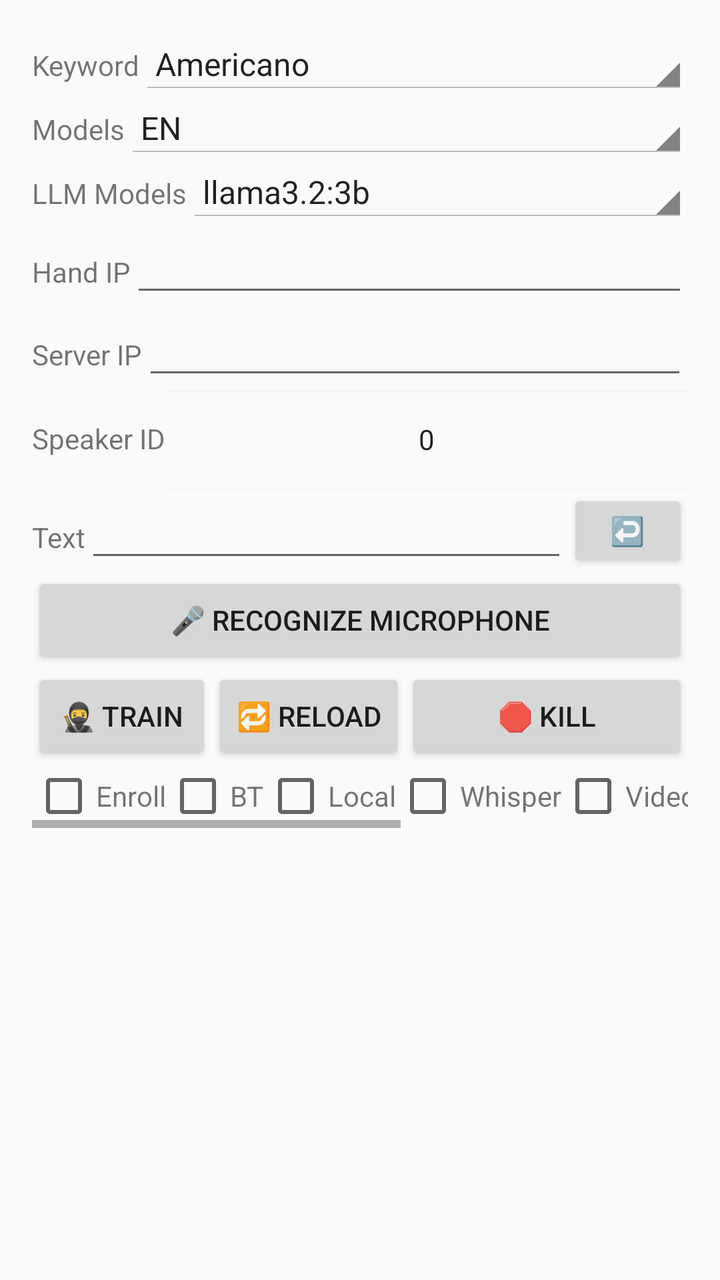
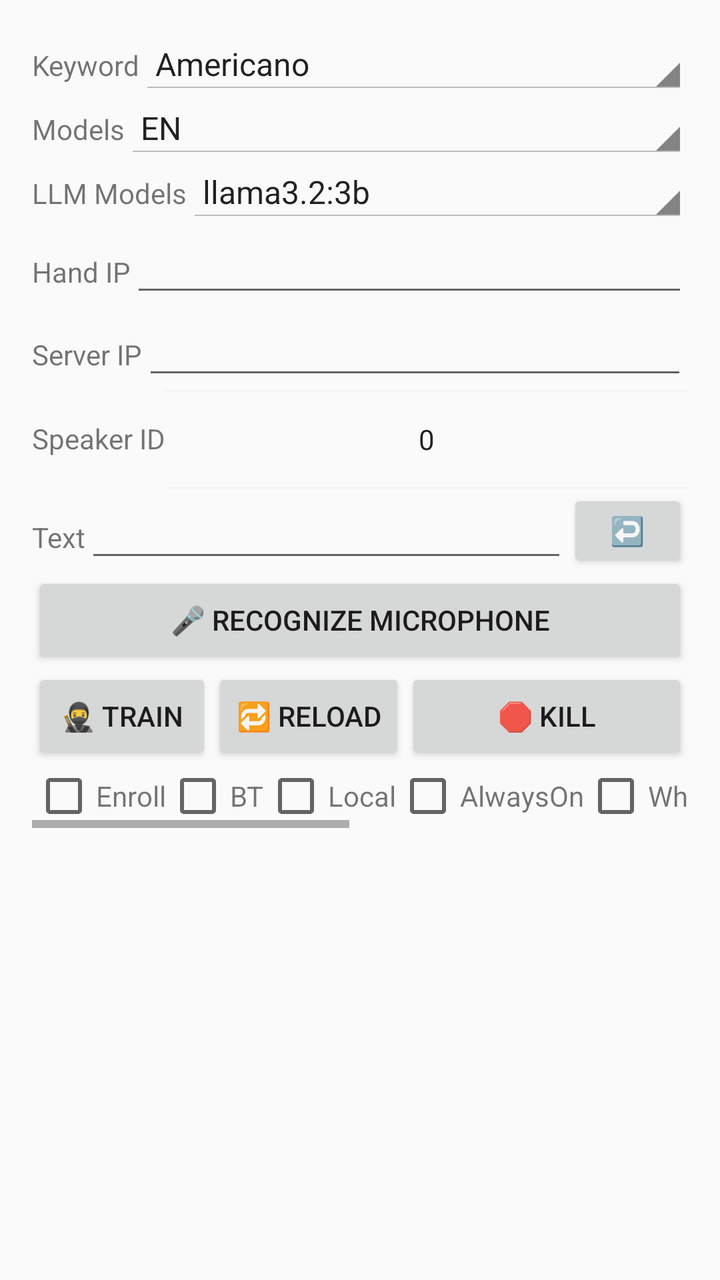

Two renders of the same Android screen: before a commit and after it. Below are the layout's source before the change and the commit's diff.
<!-- AndroidManifest.xml: activity theme Theme.AppCompat.DayNight -->
<!-- res/layout/main.xml -->
<?xml version="1.0" encoding="utf-8"?>
<ScrollView  xmlns:android="http://schemas.android.com/apk/res/android"
    android:layout_width="fill_parent"
    android:layout_height="fill_parent">
<LinearLayout
    android:id="@+id/layout"
    android:layout_width="fill_parent"
    android:layout_height="fill_parent"
    android:orientation="vertical"
    android:padding="16dp">


    <LinearLayout
        android:id="@+id/spinner1"
        android:layout_width="match_parent"
        android:layout_height="wrap_content"
        android:orientation="horizontal">
    <TextView
        android:id="@+id/keyword_spinner_label"
        android:layout_width="wrap_content"
        android:layout_height="wrap_content"
        android:layout_alignBottom="@+id/keyword_spinner"
        android:layout_alignStart="@+id/keyword_spinner"
        android:layout_alignLeft="@+id/keyword_spinner"
        android:text="@string/keyword_label" />
    <Spinner
        android:id="@+id/keyword_spinner"
        android:layout_width="match_parent"
        android:layout_height="wrap_content"
        android:layout_alignParentStart="true"
        android:layout_alignParentLeft="true"
        android:layout_alignParentTop="true"
        android:spinnerMode="dialog"
        style="@android:style/Widget.Holo.Light.Spinner"
        android:entries="@array/keywords" />
    </LinearLayout>
    <LinearLayout
        android:id="@+id/spinner2"
        android:layout_width="match_parent"
        android:layout_height="wrap_content"
        android:orientation="horizontal">
    <TextView
        android:id="@+id/model_spinner_label"
        android:layout_width="wrap_content"
        android:layout_height="wrap_content"
        android:layout_alignBottom="@+id/model_spinner"
        android:layout_alignStart="@+id/model_spinner"
        android:layout_alignLeft="@+id/model_spinner"
        android:text="@string/model_label" />
    <Spinner
        android:id="@+id/model_spinner"
        android:layout_width="match_parent"
        android:layout_height="wrap_content"
        android:layout_alignParentStart="true"
        android:layout_alignParentLeft="true"
        android:layout_alignParentTop="true"
        android:spinnerMode="dialog"
        style="@android:style/Widget.Holo.Light.Spinner"
        android:entries="@array/models" />
    </LinearLayout>
    <LinearLayout
        android:id="@+id/spinner3"
        android:layout_width="match_parent"
        android:layout_height="wrap_content"
        android:orientation="horizontal">
        <TextView
            android:id="@+id/llm_model_spinner_label"
            android:layout_width="wrap_content"
            android:layout_height="wrap_content"
            android:layout_alignBottom="@+id/llm_model_spinner"
            android:layout_alignStart="@+id/llm_model_spinner"
            android:layout_alignLeft="@+id/llm_model_spinner"
            android:text="@string/llm_model_label" />
        <Spinner
            android:id="@+id/llm_model_spinner"
            android:layout_width="match_parent"
            android:layout_height="wrap_content"
            android:layout_alignParentStart="true"
            android:layout_alignParentLeft="true"
            android:layout_alignParentTop="true"
            android:spinnerMode="dialog"
            style="@android:style/Widget.Holo.Light.Spinner"
            android:entries="@array/llm_models" />
    </LinearLayout>
    <LinearLayout
        android:id="@+id/ips"
        android:layout_width="match_parent"
        android:layout_height="wrap_content"
        android:orientation="horizontal">
        <TextView
            android:layout_width="wrap_content"
            android:layout_height="wrap_content"
            android:text="@string/handip" />
        <EditText
            android:id="@+id/ip"
            android:layout_width="0dp"
            android:layout_weight=".90"
            android:layout_height="wrap_content" />

    </LinearLayout>
    <LinearLayout
        android:id="@+id/serverLayout"
        android:layout_width="match_parent"
        android:layout_height="wrap_content"
        android:orientation="horizontal">
        <TextView
            android:layout_width="wrap_content"
            android:layout_height="wrap_content"
            android:text="@string/serverip" />
        <EditText
            android:id="@+id/server"
            android:layout_width="0dp"
            android:layout_weight=".90"
            android:layout_height="wrap_content" />

    </LinearLayout>
    <LinearLayout
        android:id="@+id/speakerLayout"
        android:layout_width="match_parent"
        android:layout_height="wrap_content"
        android:orientation="horizontal">
        <TextView
            android:layout_marginVertical="15dp"
            android:layout_width="wrap_content"
            android:layout_height="wrap_content"
            android:text="@string/speakerid" />
        <NumberPicker
            android:id="@+id/speaker"
            android:layout_width="fill_parent"
            android:layout_height="50dp" />

    </LinearLayout>
    <LinearLayout
        android:layout_width="match_parent"
        android:layout_height="wrap_content"
        android:orientation="horizontal">
        <TextView
            android:layout_width="wrap_content"
            android:layout_height="wrap_content"
            android:text="@string/textlabel" />
        <EditText
            android:id="@+id/text"
            android:layout_width="0dp"
            android:layout_weight=".80"
            android:layout_height="wrap_content" />

        <Button
            android:id="@+id/enter"
            android:text="@string/enter"
            android:layout_width="0dp"
            android:layout_weight=".20"
            android:layout_height="match_parent"/>

    </LinearLayout>

    <ProgressBar
        android:id="@+id/loader"
        android:layout_marginHorizontal="5dp"
        android:layout_width="50dp"
        android:layout_height="50dp"
        android:layout_gravity="center_horizontal"
        android:progressTint="@color/colorPrimaryDark"
        android:visibility="gone" />
    <Button
        android:id="@+id/stop"
        android:layout_width="wrap_content"
        android:layout_height="wrap_content"
        android:layout_gravity="center_vertical|center_horizontal"
        android:text="@string/stop"
        android:visibility="gone"/>
    <Button
        android:id="@+id/recognize_mic"
        android:layout_width="match_parent"
        android:layout_height="wrap_content"
        android:text="@string/recognize_microphone" />

    <LinearLayout
        android:id="@+id/btns"
        android:layout_width="match_parent"
        android:layout_height="wrap_content"
        android:orientation="horizontal">
        <Button
            android:id="@+id/btn_train"
            android:layout_width="90dp"
            android:layout_height="wrap_content"
            android:text="@string/train" />
        <Button
            android:id="@+id/reload"
            android:layout_width="wrap_content"
            android:layout_height="wrap_content"
            android:text="@string/reload" />
        <Button
            android:id="@+id/kill"
            android:layout_width="fill_parent"
            android:layout_height="wrap_content"
            android:text="@string/kill" />
    </LinearLayout>


    <HorizontalScrollView  xmlns:android="http://schemas.android.com/apk/res/android"
        android:layout_width="fill_parent"
        android:layout_height="fill_parent"
        android:fillViewport="true"
        >
    <LinearLayout
        android:layout_width="match_parent"
        android:layout_height="wrap_content"
        android:orientation="horizontal">


        <CheckBox
            android:layout_marginHorizontal="0dp"
            android:id="@id/enrollCb"
            android:layout_width="wrap_content"
            android:layout_height="wrap_content"/>
        <TextView
            android:layout_marginHorizontal="0dp"
            android:layout_width="wrap_content"
            android:layout_height="wrap_content"
            android:text="@string/enroll"/>
        <CheckBox
            android:layout_marginHorizontal="0dp"
            android:id="@id/bluetoothCb"
            android:layout_width="wrap_content"
            android:layout_height="wrap_content"/>
        <TextView
            android:layout_marginHorizontal="0dp"
            android:layout_width="wrap_content"
            android:layout_height="wrap_content"
            android:text="@string/bluetooth"/>
        <CheckBox
            android:layout_marginHorizontal="0dp"
            android:id="@id/localCb"
            android:layout_width="wrap_content"
            android:layout_height="wrap_content"/>
        <TextView
            android:layout_marginHorizontal="0dp"
            android:layout_width="wrap_content"
            android:layout_height="wrap_content"
            android:text="@string/local"/>
        <CheckBox
            android:layout_marginHorizontal="0dp"
            android:id="@id/whisperCb"
            android:layout_width="wrap_content"
            android:layout_height="wrap_content"/>
        <TextView
            android:layout_marginHorizontal="0dp"
            android:layout_width="wrap_content"
            android:layout_height="wrap_content"
            android:text="@string/whisper"/>
        <CheckBox
            android:layout_marginHorizontal="0dp"
            android:id="@id/videoCb"
            android:layout_width="wrap_content"
            android:layout_height="wrap_content"/>
        <TextView
            android:layout_marginHorizontal="0dp"
            android:layout_width="wrap_content"
            android:layout_height="wrap_content"
            android:text="@string/video"/>
        <CheckBox
            android:layout_marginHorizontal="0dp"
            android:id="@id/D3Cb"
            android:layout_width="wrap_content"
            android:layout_height="wrap_content"/>
        <TextView
            android:layout_marginHorizontal="0dp"
            android:layout_width="wrap_content"
            android:layout_height="wrap_content"
            android:text="@string/D3"/>
        <CheckBox
            android:layout_marginHorizontal="0dp"
            android:id="@id/googleCb"
            android:layout_width="wrap_content"
            android:layout_height="wrap_content"/>
        <TextView
            android:layout_marginHorizontal="0dp"
            android:layout_width="wrap_content"
            android:layout_height="wrap_content"
            android:text="@string/google"/>
        <CheckBox
            android:layout_marginHorizontal="0dp"
            android:id="@id/keepInMemoryCb"
            android:layout_width="wrap_content"
            android:layout_height="wrap_content"/>
        <TextView
            android:layout_marginHorizontal="0dp"
            android:layout_width="wrap_content"
            android:layout_height="wrap_content"
            android:text="@string/keepInMemory"/>
    </LinearLayout>
    </HorizontalScrollView>

    <TextureView
        android:visibility="gone"
        android:id="@+id/texture"
        android:layout_width="200dp"
        android:layout_height="250dp"
        android:layout_above="@+id/btn_takepicture"
        android:layout_alignParentTop="true"/>

    <LinearLayout
        android:layout_width="match_parent"
        android:layout_height="wrap_content"
        android:orientation="horizontal">
        <Button
            android:visibility="gone"
            android:id="@+id/btn_test"
            android:layout_width="wrap_content"
            android:layout_height="wrap_content"
            android:text="@string/test" />
        <Button
            android:visibility="gone"
            android:id="@+id/btn_enroll"
            android:layout_width="wrap_content"
            android:layout_height="wrap_content"
            android:text="@string/enroll" />
        <EditText
            android:visibility="gone"
            android:id="@+id/enrollName"
            android:text="@string/enrollName"
            android:layout_width="200dp"
            android:layout_height="50dp"/>
        </LinearLayout>

    <TextView
        android:id="@+id/result_text"
        android:layout_width="fill_parent"
        android:layout_height="150dp"
        android:gravity="bottom"
        android:scrollbars="vertical"
        android:textAppearance="?android:attr/textAppearanceMedium" />

</LinearLayout>
</ScrollView>
<!-- resources referenced by this layout -->
<resources>
  <string-array name="keywords">
          <item>Americano</item>
          <item>Alexa</item>
          <item>Blueberry</item>
          <item>Bumblebee</item>
          <item>Computer</item>
          <item>Grapefruit</item>
          <item>Grasshopper</item>
          <item>Hey_Google</item>
          <item>Hey_Siri</item>
          <item>Jarvis</item>
          <item>Ok_Google</item>
          <item>Picovoice</item>
          <item>Porcupine</item>
          <item>Terminator</item>
      </string-array>
  <string-array name="llm_models">
          <item>llama3.2:3b</item>
          <item>artifish/llama3.2-uncensored</item>
          <item>qwen2.5</item>
          <item>gemma3:4b</item>
          <item>deepseek-r1:7b</item>
      </string-array>
  <string-array name="models">
          <item>EN</item>
          <item>FR</item>
      </string-array>
  <color name="colorPrimaryDark">#00574B</color>
  <string name="D3">3D</string>
  <string name="bluetooth">BT</string>
  <string name="enroll">Enroll</string>
  <string name="enrollName">EnrollName</string>
  <string name="enter"> ↩️ </string>
  <string name="google">Google</string>
  <string name="handip">Hand IP</string>
  <string name="keepInMemory">KeepInMemory</string>
  <string name="keyword_label">Keyword</string>
  <string name="kill"> 🛑 Kill</string>
  <string name="llm_model_label">LLM Models</string>
  <string name="local">Local</string>
  <string name="model_label">Models</string>
  <string name="recognize_microphone"> 🎤 Recognize Microphone</string>
  <string name="reload"> 🔁 Reload</string>
  <string name="serverip">Server IP</string>
  <string name="speakerid">Speaker ID</string>
  <string name="stop"> ⬜ </string>
  <string name="test">Test</string>
  <string name="textlabel">Text</string>
  <string name="train"> 🥷 Train</string>
  <string name="video">Video</string>
  <string name="whisper">Whisper</string>
</resources>

<!-- the commit's change to res/layout/main.xml (unified diff, before → after) -->
@@ -133,7 +133,9 @@
     <LinearLayout
         android:layout_width="match_parent"
         android:layout_height="wrap_content"
-        android:orientation="horizontal">
+        android:orientation="horizontal"
+        android:id="@+id/textInput"
+        >
         <TextView
             android:layout_width="wrap_content"
             android:layout_height="wrap_content"
@@ -153,21 +155,51 @@
 
     </LinearLayout>
 
-    <ProgressBar
-        android:id="@+id/loader"
-        android:layout_marginHorizontal="5dp"
-        android:layout_width="50dp"
-        android:layout_height="50dp"
-        android:layout_gravity="center_horizontal"
-        android:progressTint="@color/colorPrimaryDark"
-        android:visibility="gone" />
-    <Button
-        android:id="@+id/stop"
-        android:layout_width="wrap_content"
-        android:layout_height="wrap_content"
-        android:layout_gravity="center_vertical|center_horizontal"
-        android:text="@string/stop"
-        android:visibility="gone"/>
+    <LinearLayout
+        android:layout_width="match_parent"
+        android:layout_height="match_parent"
+        android:orientation="horizontal"
+        android:gravity="center_horizontal"
+        android:layout_centerInParent="true">
+        <ProgressBar
+            android:id="@+id/loader"
+            android:layout_width="50dp"
+            android:layout_height="50dp"
+            android:progressTint="@color/colorPrimaryDark"
+            android:visibility="gone"
+            />
+        <Button
+            android:id="@+id/play"
+            android:layout_width="wrap_content"
+            android:layout_height="wrap_content"
+            android:text="@string/play"
+            android:visibility="gone"
+        />
+        <Button
+            android:id="@+id/pause"
+            android:layout_width="wrap_content"
+            android:layout_height="wrap_content"
+            android:text="@string/pause"
+            android:visibility="gone"
+            />
+        <Button
+            android:id="@+id/skip"
+            android:layout_width="wrap_content"
+            android:layout_height="wrap_content"
+            android:text="@string/skip"
+            android:visibility="gone"
+            />
+        <Button
+            android:id="@+id/stop"
+            android:layout_width="wrap_content"
+            android:layout_height="wrap_content"
+            android:layout_gravity="center_vertical|center_horizontal"
+            android:text="@string/stop"
+            android:visibility="gone"
+            />
+
+    </LinearLayout>
+
     <Button
         android:id="@+id/recognize_mic"
         android:layout_width="match_parent"
@@ -238,6 +270,16 @@
             android:layout_width="wrap_content"
             android:layout_height="wrap_content"
             android:text="@string/local"/>
+        <CheckBox
+            android:layout_marginHorizontal="0dp"
+            android:id="@id/alwaysOnCb"
+            android:layout_width="wrap_content"
+            android:layout_height="wrap_content"/>
+        <TextView
+            android:layout_marginHorizontal="0dp"
+            android:layout_width="wrap_content"
+            android:layout_height="wrap_content"
+            android:text="@string/alwaysOn"/>
         <CheckBox
             android:layout_marginHorizontal="0dp"
             android:id="@id/whisperCb"
<!-- resource entries referenced after the edit -->
@@ -29,6 +29,7 @@
       </string-array>
   <color name="colorPrimaryDark">#00574B</color>
   <string name="D3">3D</string>
+  <string name="alwaysOn">AlwaysOn</string>
   <string name="bluetooth">BT</string>
   <string name="enroll">Enroll</string>
   <string name="enrollName">EnrollName</string>
@@ -41,9 +42,12 @@
   <string name="llm_model_label">LLM Models</string>
   <string name="local">Local</string>
   <string name="model_label">Models</string>
+  <string name="pause"> ▐▐  </string>
+  <string name="play">[  ▶︎  ]</string>
   <string name="recognize_microphone"> 🎤 Recognize Microphone</string>
   <string name="reload"> 🔁 Reload</string>
   <string name="serverip">Server IP</string>
+  <string name="skip"> ▶▶ </string>
   <string name="speakerid">Speaker ID</string>
   <string name="stop"> ⬜ </string>
   <string name="test">Test</string>
